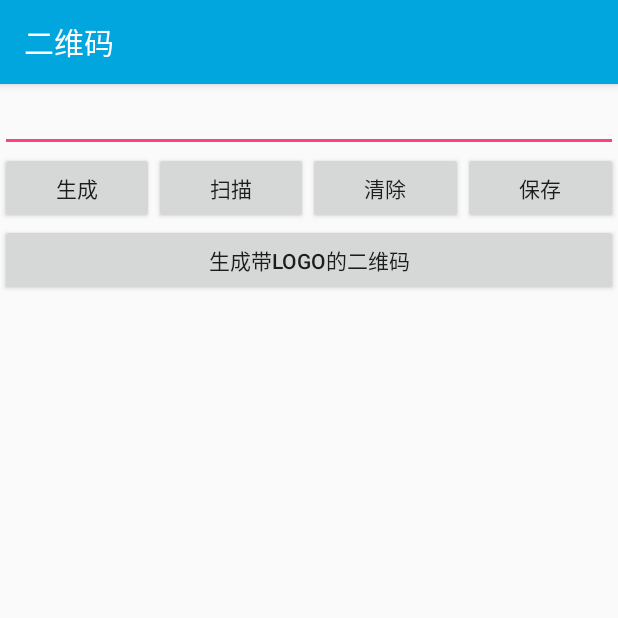
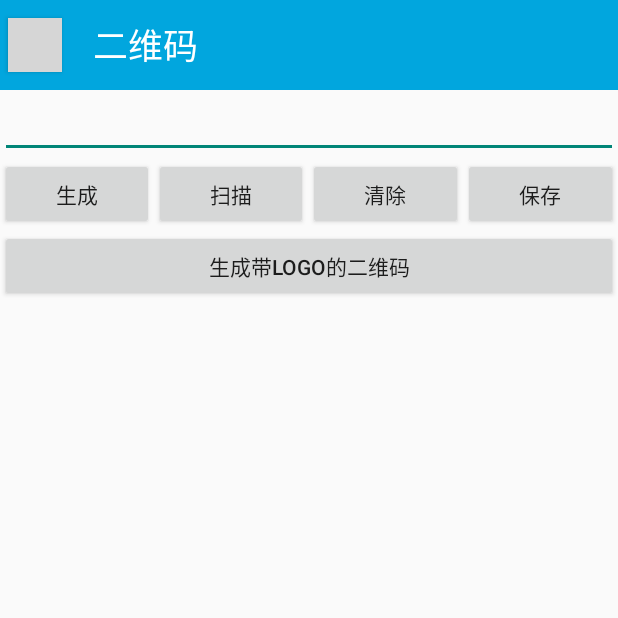
Before and after one commit to tongbie/Tools, an Android app: the screen it shows after launch (QRCode), after a tap on "二维码", on a phone screen of 412 x 824 dp, the top half of it. Run offline under Robolectric (Android 15) with nearby library versions, the phone set to English and light mode, and no system bars; libraries missing offline, so code that uses them is left out: com.uuzuche.lib_zxing; 1 statement that could not run was skipped; 3 other taps on this screen came first; grey boxes are pictures that could not be loaded.

Commit message:
2017/9/21

```diff
--- a/app/src/main/java/com/example/myapplication/MainActivity.java
+++ b/app/src/main/java/com/example/myapplication/MainActivity.java
@@ -59,8 +59,12 @@ public class MainActivity extends AppCompatActivity implements View.OnClickListe
                         Intent qrcode = new Intent(MainActivity.this, QRCode.class);
                         startActivity(qrcode);
                         break;
+                    case "天气#":
+                        Intent weather = new Intent(MainActivity.this, Weather.class);
+                        startActivity(weather);
+                        break;
                     case "Null":
-                        Intent Null = new Intent(MainActivity.this, Weather.class);
+                        Intent Null = new Intent(MainActivity.this, CourseTable.class);
                         startActivity(Null);
                         break;
                 }
@@ -75,10 +79,10 @@ public class MainActivity extends AppCompatActivity implements View.OnClickListe
                 DrawerLayout drawerLayout = (DrawerLayout) findViewById(R.id.drawerLayout);
                 if (drawerLayout.isDrawerOpen(GravityCompat.START)) {
                     drawerLayout.closeDrawer(GravityCompat.START);
-                    titleList.setBackground(getResources().getDrawable(R.drawable.list));
+//                    titleList.setBackground(getResources().getDrawable(R.drawable.list));
                 } else {
                     drawerLayout.openDrawer(GravityCompat.START);
-                    titleList.setBackground(getResources().getDrawable(R.drawable.menu));
+//                    titleList.setBackground(getResources().getDrawable(R.drawable.menu));
                 }
                 break;
         }
@@ -91,6 +95,8 @@ public class MainActivity extends AppCompatActivity implements View.OnClickListe
         fruitList.add(notification);
         Fruit qrcode = new Fruit("二维码", R.drawable.qrcode);
         fruitList.add(qrcode);
+        Fruit werther = new Fruit("天气#", R.drawable.weather);
+        fruitList.add(werther);
         Fruit Null = new Fruit("Null", R.drawable.add);
         fruitList.add(Null);
     }
--- a/app/src/main/java/com/example/myapplication/QRCode.java
+++ b/app/src/main/java/com/example/myapplication/QRCode.java
@@ -20,13 +20,13 @@ import android.provider.MediaStore;
 import android.support.annotation.NonNull;
 import android.support.v4.app.ActivityCompat;
 import android.support.v4.content.ContextCompat;
-import android.support.v7.app.AppCompatActivity;
 import android.view.View;
 import android.widget.Button;
 import android.widget.EditText;
 import android.widget.ImageView;
 import android.widget.Toast;
 
+import com.example.myapplication.UI.BackAppCompatActivity;
 import com.uuzuche.lib_zxing.activity.CaptureActivity;
 import com.uuzuche.lib_zxing.activity.CodeUtils;
 import com.uuzuche.lib_zxing.activity.ZXingLibrary;
@@ -36,7 +36,7 @@ import java.io.FileNotFoundException;
 import java.io.FileOutputStream;
 import java.io.IOException;
 
-public class QRCode extends AppCompatActivity implements View.OnClickListener {
+public class QRCode extends BackAppCompatActivity implements View.OnClickListener {
     private boolean judgelogo = false;    //判断是否带logo
     EditText edit;
     ImageView image = null;
@@ -45,6 +45,8 @@ public class QRCode extends AppCompatActivity implements View.OnClickListener {
     protected void onCreate(Bundle savedInstanceState) {
         super.onCreate(savedInstanceState);
         setContentView(R.layout.qrcode);
+        selfDefinedSetActivityName("二维码");
+        selfDefinedSetWindowColor("#01a6de");
         ZXingLibrary.initDisplayOpinion(this);    //zxing包初始操作
         edit = (EditText) findViewById(R.id.edit);
         image = (ImageView) findViewById(R.id.image);
@@ -58,6 +60,13 @@ public class QRCode extends AppCompatActivity implements View.OnClickListener {
         save.setOnClickListener(this);
         Button creatwithlogo = (Button) findViewById(R.id.creatwithlogo);    //生成带logo的二维码
         creatwithlogo.setOnClickListener(this);
+        Button backButton=(Button)findViewById(R.id.backButton);
+        backButton.setOnClickListener(new View.OnClickListener() {
+            @Override
+            public void onClick(View view) {
+                finish();
+            }
+        });
         if (ContextCompat.checkSelfPermission(QRCode.this, android.Manifest.permission.CAMERA) != PackageManager.PERMISSION_GRANTED) {
             ActivityCompat.requestPermissions(QRCode.this, new String[]{android.Manifest.permission.CAMERA}, 1);
         } else if (ContextCompat.checkSelfPermission(QRCode.this, Manifest.permission.WRITE_EXTERNAL_STORAGE) != PackageManager.PERMISSION_GRANTED) {
--- a/app/src/main/res/layout/notificationback.xml
+++ b/app/src/main/res/layout/backtitlelayout.xml
@@ -1,9 +1,9 @@
 <?xml version="1.0" encoding="utf-8"?>
 <LinearLayout xmlns:android="http://schemas.android.com/apk/res/android"
     android:layout_width="match_parent" android:layout_height="60dp"
-    android:background="#00c8a4">
+    android:id="@+id/backLinearLayout">
     <Button
-        android:id="@+id/noficationback"
+        android:id="@+id/backButton"
         android:layout_width="36dp"
         android:layout_height="36dp"
         android:layout_gravity="center"
@@ -12,13 +12,12 @@
         android:layout_marginLeft="50dp"/>
 
     <TextView
+        android:id="@+id/backTextView"
         android:layout_marginLeft="15dp"
         android:layout_width="wrap_content"
         android:layout_height="match_parent"
         android:layout_gravity="center"
         android:gravity="center"
-        android:text="通知"
         android:textColor="#ffffff"
-        android:textSize="25dp" />
-
+        android:textSize="23dp" />
 </LinearLayout>
--- a/app/src/main/res/layout/qrcode.xml
+++ b/app/src/main/res/layout/qrcode.xml
@@ -6,6 +6,7 @@
     android:layout_height="match_parent"
     android:orientation="vertical"
     tools:context="com.example.myapplication.QRCode">
+    <include layout="@layout/backtitlelayout"/>
 
     <EditText
         android:id="@+id/edit"
--- a/app/src/main/res/values/styles.xml
+++ b/app/src/main/res/values/styles.xml
@@ -14,8 +14,11 @@
         <item name="android:windowBackground">@drawable/img_4</item>
     </style>
 
+    <!--无标题栏-->
+    <style name="NoActionBar" parent="Theme.AppCompat.Light.NoActionBar" />
+
     <!--通知-->
-    <style name="Notification" parent="Theme.AppCompat.Light.DarkActionBar">
+    <style name="Notification" parent="Theme.AppCompat.Light.NoActionBar">
         <item name="colorPrimary">#00c8a4</item>
         <item name="colorPrimaryDark">#00c8a4</item>
         <item name="colorAccent">@color/colorAccent</item>
@@ -33,11 +36,4 @@
         <item name="colorPrimaryDark">#6d6d6d</item>
         <item name="colorAccent">@color/colorAccent</item>
     </style>
-
-    <!--二维码-->
-    <style name="QRCode" parent="Theme.AppCompat.Light.DarkActionBar">
-        <item name="colorPrimary">#01a6de</item>
-        <item name="colorPrimaryDark">#01a6de</item>
-        <item name="colorAccent">#FF4081</item>
-    </style>
 </resources>
```
Also changed, not shown: app/build.gradle (+6 -3 lines), app/src/main/AndroidManifest.xml (+5 -15 lines), app/src/main/java/com/example/myapplication/CourseTable.java (added, +13 -0 lines), app/src/main/java/com/example/myapplication/UI/BackAppCompatActivity.java (+4 -34 lines), app/src/main/java/com/example/myapplication/WeatherPackage/CityId.java (added, +41 -0 lines), app/src/main/java/com/example/myapplication/WeatherPackage/Weather.java (+9 -4 lines), app/src/main/res/layout/coursetable.xml (added, +11 -0 lines).
